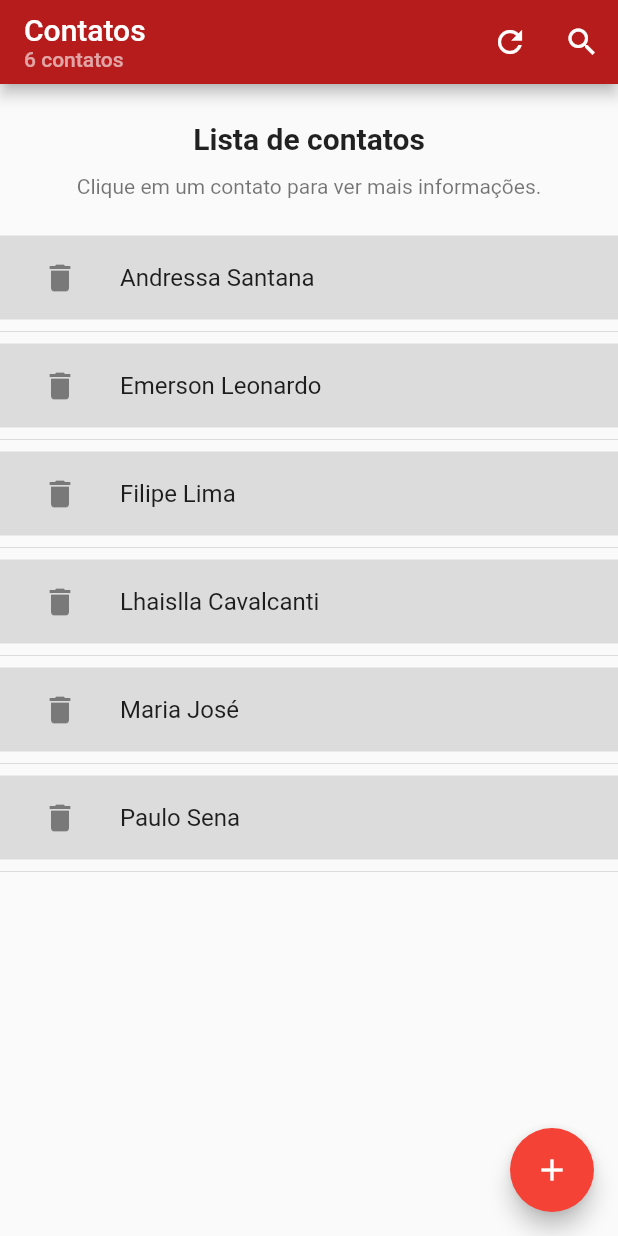
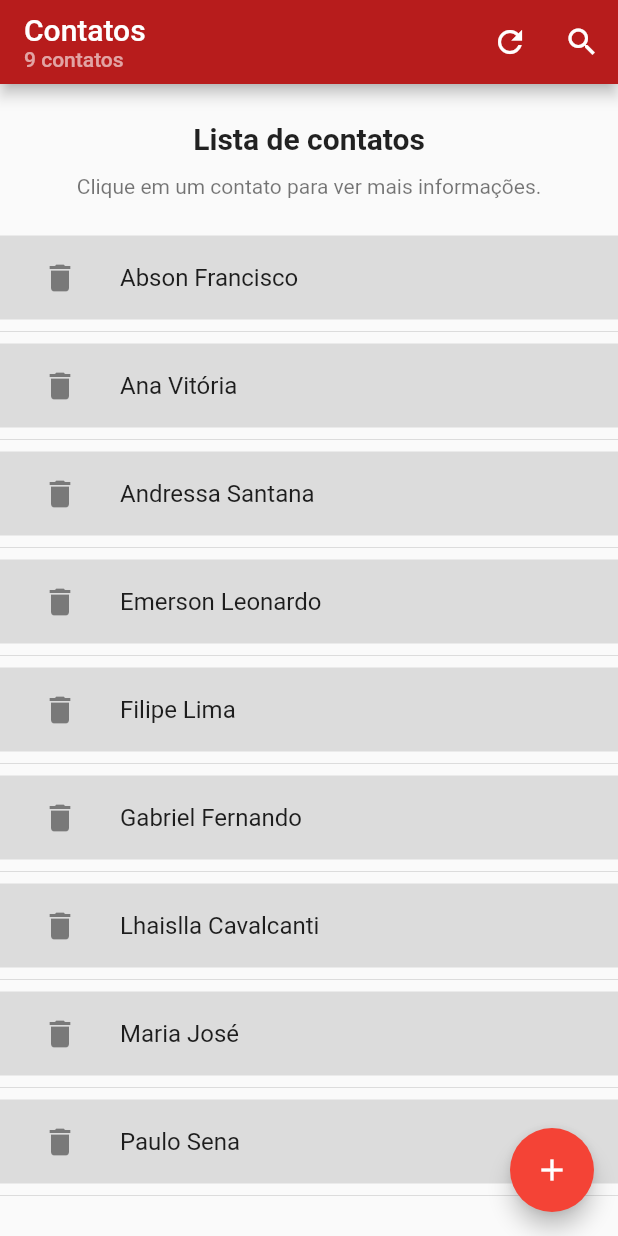
Before and after one commit to vini-ak/Projeto-IV-mobile, a Flutter app: the screen it shows after launch, on a phone screen of 412 x 824 dp. Run offline on Flutter 3.47's test engine with Material 2 defaults, Android fonts, the phone set to English and light mode, and no system bars.

Commit message:
feat: adicionando tela de adicionar contato.

```diff
--- a/lib/core/enums/group.dart
+++ b/lib/core/enums/group.dart
@@ -1,12 +1,13 @@
 enum Group {
-  Family,
-  HighSchool,
-  College,
-  Lover,
   Mother,
   Father,
+  Lover,
   Child,
+  Family,
+  Friend,
   Coworker,
+  College,
+  HighSchool,
   ExCoworker,
 }
 
--- a/lib/main.dart
+++ b/lib/main.dart
@@ -1,5 +1,9 @@
 import 'package:flutter/material.dart';
 import 'package:ui/ui/screens/home.dart';
+
+import 'ui/screens/add_contact.dart';
+import 'ui/screens/home.dart';
+import 'ui/screens/home.dart';
 
 void main() {
   runApp(MyApp());
@@ -13,7 +17,11 @@ class MyApp extends StatelessWidget {
       title: 'Projeto IV - UI',
       debugShowCheckedModeBanner: false,
       theme: _theme(),
-      home: HomeScreen(),
+      initialRoute: '/',
+      routes: {
+        '/': (context) => HomeScreen(),
+        '/add': (context) => AddContactScreen(),
+      },
     );
   }
 
--- a/lib/ui/screens/home.dart
+++ b/lib/ui/screens/home.dart
@@ -137,11 +137,32 @@ class _HomeScreenState extends State<HomeScreen> {
           group: Group.College,
           block: false),
       Contact(
+          id: 12,
+          name: "Abson Francisco",
+          telephone: "(81) 98888-8888",
+          age: 21,
+          group: Group.HighSchool,
+          block: false),
+      Contact(
+          id: 12,
+          name: "Gabriel Fernando",
+          telephone: "(81) 98888-8888",
+          age: 21,
+          group: Group.HighSchool,
+          block: false),
+      Contact(
           id: 7,
           name: "Maria José",
           telephone: "(81) 98888-8888",
           age: 21,
           group: Group.Mother,
+          block: false),
+      Contact(
+          id: 7,
+          name: "Ana Vitória",
+          telephone: "(81) 98888-8888",
+          age: 21,
+          group: Group.Lover,
           block: false),
     ];
 
@@ -153,7 +174,7 @@ class _HomeScreenState extends State<HomeScreen> {
   _buildFloatingActionButton() {
     return FloatingActionButton(
       child: Icon(Icons.add),
-      onPressed: () {},
+      onPressed: () => Navigator.pushNamed(context, '/add'),
     );
   }
 }
```
Also changed, not shown: lib/ui/screens/add_contact.dart (+48 -0 lines).
